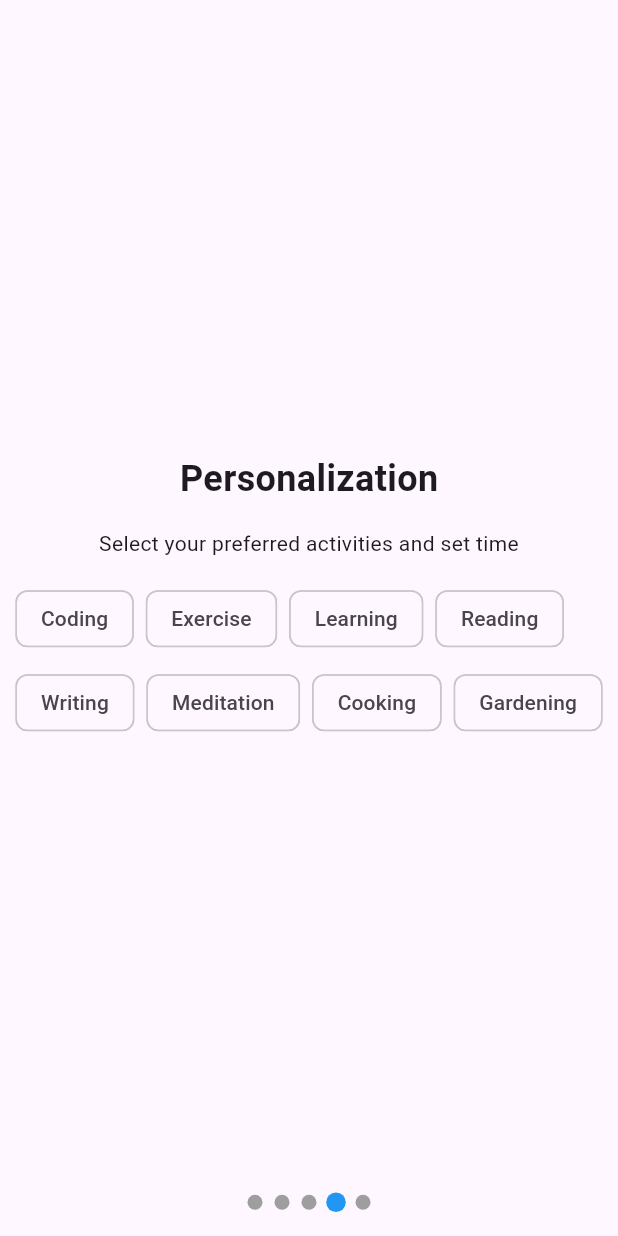
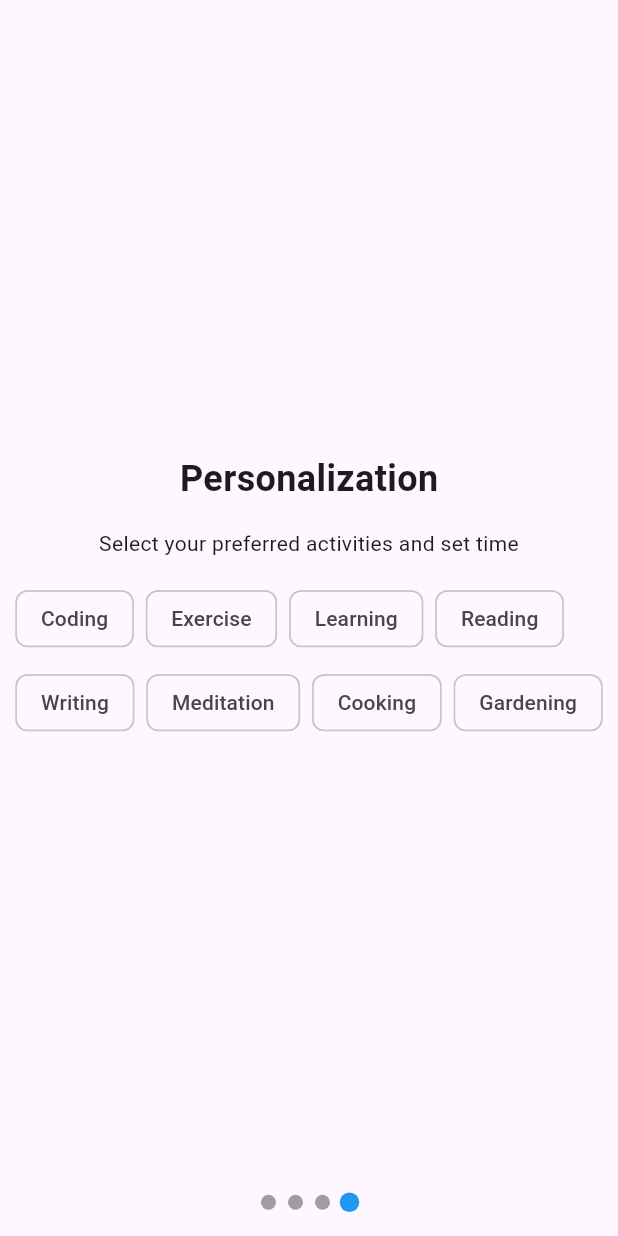
Before and after one commit to THe-Progress/theprogress, a Flutter app: the screen it shows after launch, swiped to page 4, on a phone screen of 412 x 824 dp. Run offline on Flutter 3.47's test engine with Material 3 defaults, Android fonts, the phone set to English and light mode, and no system bars; drawn by our look-alikes of smooth_page_indicator; our stand-ins replace firebase_core, firebase_messaging, flutter_spinkit, fluttertoast, shared_preferences; missing offline and left inert: device_apps, usage_stats; accounts and stored records are empty.

Commit message:
slight  changes

```diff
--- a/flutter_progress/lib/main.dart
+++ b/flutter_progress/lib/main.dart
@@ -113,6 +113,10 @@ class _OnboardingScreenState extends State<OnboardingScreen> {
     selectedActivities = {};
   }
 
+  void _onActivitySelectionChanged() {
+    setState(() {});
+  }
+
   @override
   Widget build(BuildContext context) {
     return Scaffold(
@@ -137,22 +141,13 @@ class _OnboardingScreenState extends State<OnboardingScreen> {
                       textAlign: TextAlign.center,
                     ),
                     const SizedBox(height: 16.0),
-                    ActivitySelection(selectedActivities: selectedActivities),
-                  ],
+                    ActivitySelection(
+                      selectedActivities: selectedActivities,
+                      onSelectionChanged: _onActivitySelectionChanged,
                     ),
+                    if (selectedActivities.isNotEmpty)
                       Column(
-                  mainAxisAlignment: MainAxisAlignment.center,
                         children: [
-                    const Text(
-                      'Get Started',
-                      style: TextStyle(
-                          fontSize: 24.0, fontWeight: FontWeight.bold),
-                    ),
-                    const SizedBox(height: 16.0),
-                    const Text(
-                      'You are all set! Tap the button below to start tracking your progress.',
-                      textAlign: TextAlign.center,
-                    ),
                           const SizedBox(height: 24.0),
                           ElevatedButton(
                             onPressed: () {
@@ -171,10 +166,12 @@ class _OnboardingScreenState extends State<OnboardingScreen> {
                       ),
                   ],
                 ),
+              ],
+            ),
           ),
           SmoothPageIndicator(
             controller: _pageController,
-            count: _onboardingScreens.length + 2, // Added 2 for the new pages
+            count: _onboardingScreens.length + 1, // Added 1 for the new page
             effect: const ScrollingDotsEffect(
               activeDotColor: Colors.blue,
               dotColor: Colors.grey,
@@ -232,8 +229,13 @@ const List<String> availableActivities = [
 
 class ActivitySelection extends StatefulWidget {
   final Map<String, TimeOfDay> selectedActivities;
+  final VoidCallback onSelectionChanged;
 
-  const ActivitySelection({super.key, required this.selectedActivities});
+  const ActivitySelection({
+    super.key,
+    required this.selectedActivities,
+    required this.onSelectionChanged,
+  });
 
   @override
   State<ActivitySelection> createState() => _ActivitySelectionState();
@@ -250,6 +252,7 @@ class _ActivitySelectionState extends State<ActivitySelection> {
     if (pickedTime != null) {
       setState(() {
         widget.selectedActivities[activity] = pickedTime;
+        widget.onSelectionChanged();
       });
     }
   }
@@ -269,6 +272,7 @@ class _ActivitySelectionState extends State<ActivitySelection> {
             } else {
               setState(() {
                 widget.selectedActivities.remove(activity);
+                widget.onSelectionChanged();
               });
             }
           },
--- a/flutter_progress/lib/mainapp.dart
+++ b/flutter_progress/lib/mainapp.dart
@@ -1,6 +1,7 @@
 // mainapp.dart
 import 'package:flutter/material.dart';
 import 'usage_stats_screen.dart';
+
 //made this thinking there will be multiple windows except usagestatsscreen but currently it just contains usagestatsscreen
 class MainApp extends StatelessWidget {
   final Map<String, TimeOfDay> selectedActivities;
--- a/flutter_progress/lib/usage_stats_screen.dart
+++ b/flutter_progress/lib/usage_stats_screen.dart
@@ -6,7 +6,7 @@ import 'package:fluttertoast/fluttertoast.dart';
 import 'app_list_item.dart';
 import 'streak_indicator.dart';
 import 'app_usage_service.dart';
-//this takes permission on when initially started and shows streakindicator in top and calls app_list_item.dart for rest
+
 class UsageStatsScreen extends StatefulWidget {
   @override
   _UsageStatsScreenState createState() => _UsageStatsScreenState();
@@ -14,8 +14,7 @@ class UsageStatsScreen extends StatefulWidget {
 
 class _UsageStatsScreenState extends State<UsageStatsScreen> {
   List<Application> installedApps = [];
-  Map<String?, NetworkInfo?> _netInfoMap = {};
-  Map<String?, UsageInfo?> _usageInfoMap = {};
+  Map<String, UsageInfo> _usageInfoMap = {};
   Set<String> favouriteApps = Set<String>();
 
   @override
@@ -31,7 +30,6 @@ class _UsageStatsScreenState extends State<UsageStatsScreen> {
 
       final result = await fetchUsageStatsAndApps();
       setState(() {
-        _netInfoMap = result.netInfoMap;
         _usageInfoMap = result.usageInfoMap;
         installedApps = result.installedApps;
         _sortApps();
```
Also changed, not shown: flutter_progress/lib/app_list_item.dart (+14 -35 lines), flutter_progress/lib/app_usage_service.dart (+20 -20 lines), flutter_progress/pubspec.lock. Lines whose indentation alone changed are shown as unchanged.
